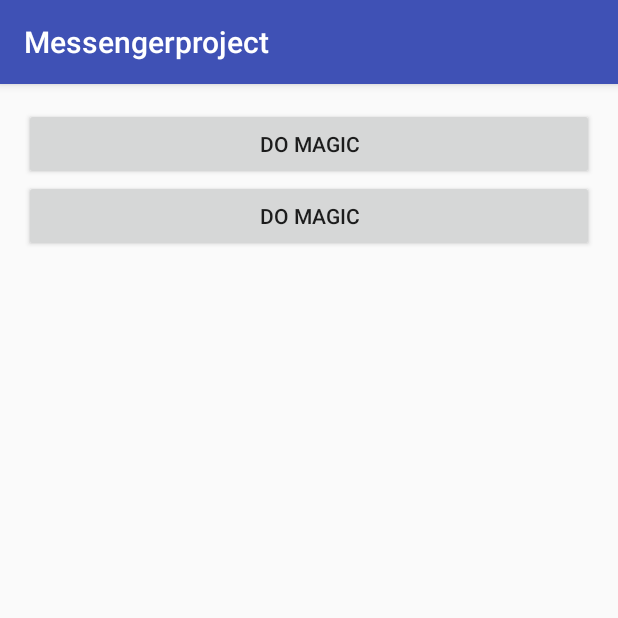
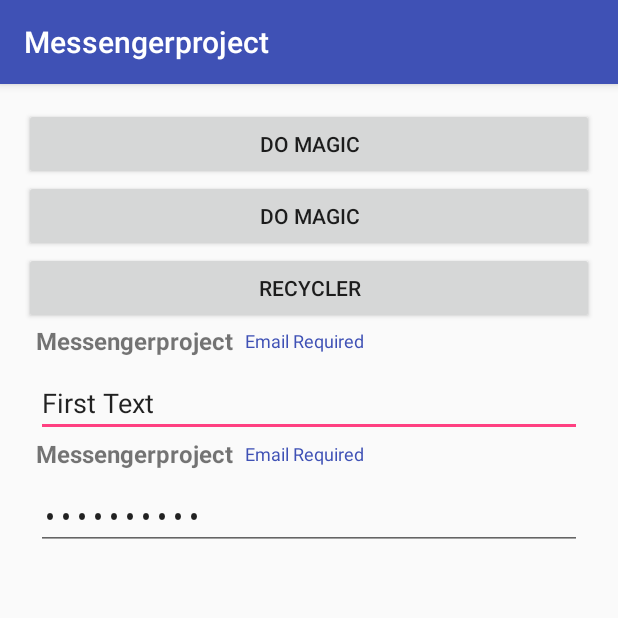
Before and after one commit to williamgdev/CustomViews, an Android app: the screen it shows after launch (MainActivity), on a phone screen of 412 x 824 dp, the top half of it. Run offline under Robolectric (Android 15) with nearby library versions, the phone set to English and light mode, and no system bars; our stand-ins replace data binding; 1 statement that could not run was skipped.

```diff
--- a/app/build.gradle
+++ b/app/build.gradle
@@ -34,16 +34,21 @@ android {
 
 dependencies {
     implementation 'androidx.legacy:legacy-support-v4:1.0.0'
+    kapt "androidx.databinding:databinding-compiler:3.2.1"
     implementation fileTree(dir: 'libs', include: ['*.jar'])
     implementation "org.jetbrains.kotlin:kotlin-stdlib:$kotlin_version"
     implementation 'androidx.constraintlayout:constraintlayout:2.0.0-alpha2'
     implementation 'com.google.android.material:material:1.1.0-alpha01'
     implementation 'androidx.appcompat:appcompat:1.0.2'
     implementation 'androidx.recyclerview:recyclerview:1.0.0'
+    implementation 'androidx.cardview:cardview:1.0.0'
 
     implementation 'androidx.lifecycle:lifecycle-extensions:2.0.0'
     androidTestImplementation('androidx.test.espresso:espresso-core:3.1.0', {
         exclude group: 'com.android.support', module: 'support-annotations'
     })
+    implementation("com.github.bumptech.glide:glide:4.7.1") {
+        exclude group: "com.android.support"
+    }
     testImplementation 'junit:junit:4.12'
 }
--- a/app/src/main/AndroidManifest.xml
+++ b/app/src/main/AndroidManifest.xml
@@ -1,6 +1,8 @@
 <?xml version="1.0" encoding="utf-8"?>
 <manifest xmlns:android="http://schemas.android.com/apk/res/android"
     package="com.adnroid.devcuba.messengerproject">
+
+    <uses-permission android:name="android.permission.INTERNET" />
 
     <application
         android:allowBackup="true"
@@ -16,7 +18,8 @@
             </intent-filter>
         </activity>
         <activity android:name=".SchoolActivity" />
-        <activity android:name=".swipetabs.SwipeTabsActivity"></activity>
+        <activity android:name=".swipetabs.SwipeTabsActivity"/>
+        <activity android:name=".RecyclerActivity"/>
     </application>
 
 </manifest>
--- a/app/src/main/java/com/adnroid/devcuba/messengerproject/MainActivity.kt
+++ b/app/src/main/java/com/adnroid/devcuba/messengerproject/MainActivity.kt
@@ -4,6 +4,7 @@ import android.content.Intent
 import androidx.databinding.DataBindingUtil
 import android.os.Bundle
 import androidx.appcompat.app.AppCompatActivity
+import androidx.lifecycle.ViewModelProviders
 import com.adnroid.devcuba.messengerproject.customview.CustomEditTextViewModel
 import com.adnroid.devcuba.messengerproject.databinding.ActivityMainBinding
 import com.adnroid.devcuba.messengerproject.swipetabs.SwipeTabsActivity
@@ -17,10 +18,14 @@ class MainActivity : AppCompatActivity() {
     override fun onCreate(savedInstanceState: Bundle?) {
         super.onCreate(savedInstanceState)
         binding = DataBindingUtil.setContentView(this, R.layout.activity_main)
-//        viewModel = ViewModelProviders.of(this).get(CustomEditTextViewModel::class.java)
-//        viewModel.inputText.value = "First Text"
-//        binding.viewModel = viewModel
-        binding.userInteraction = object: MainUserInteraction{
+        viewModel = ViewModelProviders.of(this).get(CustomEditTextViewModel::class.java)
+        viewModel.inputText.value = "First Text"
+        binding.viewModel = viewModel
+        binding.userInteraction = object : MainUserInteraction {
+            override fun gotoRecyclerExample() {
+                launchRecyclerFragment()
+            }
+
             override fun gotoSchoolExample() {
                 launchSchoolActivity()
             }
@@ -30,30 +35,9 @@ class MainActivity : AppCompatActivity() {
             }
 
         }
-
-//        binding.setLifecycleOwner(this)
+        binding.setLifecycleOwner(this)
 //        binding.button.setOnClickListener { viewModel.inputText.value = "Testing LiveData" }
-        /**
-         * The code bellow is replaced by the '=' in the xml layout
-         * Just write instead of
-         * @{viewModel.inputText} do
-         * @={viewModel.inputText}
-         */
-//        binding.editText.addTextChangedListener(object : TextWatcher {
-//            override fun afterTextChanged(s: Editable?) {
-////                TODO("not implemented") //To change body of created functions use File | Settings | File Templates.
-//            }
-//
-//            override fun beforeTextChanged(s: CharSequence?, start: Int, count: Int, after: Int) {
-////                TODO("not implemented") //To change body of created functions use File | Settings | File Templates.
-//            }
-//
-//            override fun onTextChanged(s: CharSequence?, start: Int, before: Int, count: Int) {
-//                viewModel.inputText.value = s.toString()
-//            }
-//        })
     }
-
     private fun launchSwipeActivity() {
         startActivity(Intent(this, SwipeTabsActivity::class.java))
     }
@@ -62,9 +46,14 @@ class MainActivity : AppCompatActivity() {
         startActivity(Intent(this, SchoolActivity::class.java))
     }
 
+    private fun launchRecyclerFragment() {
+        startActivity(Intent(this, RecyclerActivity::class.java))
+    }
+
     interface MainUserInteraction {
         fun gotoSchoolExample()
         fun gotoSwipeExample()
+        fun gotoRecyclerExample()
     }
 
 }
--- a/app/src/main/res/layout/activity_main.xml
+++ b/app/src/main/res/layout/activity_main.xml
@@ -1,63 +1,48 @@
 <?xml version="1.0" encoding="utf-8"?>
 <layout xmlns:app="http://schemas.android.com/apk/res-auto">
+
     <data>
+
         <variable
             name="viewModel"
-            type="com.adnroid.devcuba.messengerproject.customview.CustomEditTextViewModel"/>
+            type="com.adnroid.devcuba.messengerproject.customview.CustomEditTextViewModel" />
+
         <variable
             name="userInteraction"
-            type="com.adnroid.devcuba.messengerproject.MainActivity.MainUserInteraction"/>
+            type="com.adnroid.devcuba.messengerproject.MainActivity.MainUserInteraction" />
+
+        <variable
+            name="viewModelRecycler"
+            type="com.adnroid.devcuba.messengerproject.RecyclerViewModel" />
     </data>
+
     <LinearLayout xmlns:android="http://schemas.android.com/apk/res/android"
         xmlns:tools="http://schemas.android.com/tools"
         android:id="@+id/activity_main"
         android:layout_width="match_parent"
         android:layout_height="match_parent"
         android:orientation="vertical"
+        android:paddingLeft="@dimen/activity_horizontal_margin"
+        android:paddingTop="@dimen/activity_vertical_margin"
+        android:paddingRight="@dimen/activity_horizontal_margin"
         android:paddingBottom="@dimen/activity_vertical_margin"
-        android:paddingLeft="@dimen/activity_horizontal_margin"
-        android:paddingRight="@dimen/activity_horizontal_margin"
-        android:paddingTop="@dimen/activity_vertical_margin"
         tools:context="com.adnroid.devcuba.messengerproject.MainActivity">
 
-        <!--<com.adnroid.devcuba.messengerproject.customview.CustomEditText-->
-            <!--android:layout_width="match_parent"-->
-            <!--android:layout_height="wrap_content"-->
-            <!--android:id="@+id/editText"-->
-            <!--android:text="@={viewModel.inputText}"-->
-            <!--android:inputType="textEmailAddress"-->
-            <!--app:custom_title_field="@string/app_name"-->
-            <!--app:custom_error_field="@string/email_error"-->
-            <!--/>-->
-
-        <!--<com.adnroid.devcuba.messengerproject.customview.CustomEditText-->
-            <!--android:layout_width="match_parent"-->
-            <!--android:layout_height="wrap_content"-->
-            <!--android:id="@+id/editTextPassword"-->
-            <!--android:text="@={viewModel.inputText}"-->
-            <!--android:inputType="textPassword"-->
-            <!--android:hint="@string/password"-->
-            <!--app:custom_title_field="@string/app_name"-->
-            <!--app:custom_error_field="@string/email_error"-->
-            <!--/>-->
+        <Button
+            android:id="@+id/gotoSchool"
+            android:layout_width="match_parent"
+            android:layout_height="wrap_content"
+            android:onClick="@{() -> userInteraction.gotoSchoolExample()}"
+            android:text="@string/domagic" />
 
         <Button
+            android:id="@+id/gotoSwipeTabs"
             android:layout_width="match_parent"
             android:layout_height="wrap_content"
-            android:text="@string/domagic"
-            android:id="@+id/gotoSchool"
-            android:onClick="@{() -> userInteraction.gotoSchoolExample()}"/>
-        <Button
-            android:layout_width="match_parent"
-            android:layout_height="wrap_content"
-            android:text="@string/domagic"
-            android:id="@+id/gotoSwipeTabs"
-            android:onClick="@{() -> userInteraction.gotoSwipeExample()}"/>
+            android:onClick="@{() -> userInteraction.gotoSwipeExample()}"
+            android:text="@string/domagic" />
 
-        <!--<TextView-->
-            <!--android:layout_width="match_parent"-->
-            <!--android:layout_height="wrap_content"-->
-            <!--android:text="@{viewModel.inputText}"/>-->
+
         <!--<LinearLayout-->
         <!--android:layout_width="match_parent"-->
         <!--android:layout_height="match_parent"-->
@@ -65,5 +50,36 @@
         <!--android:orientation="vertical">-->
         <!--<include layout="@layout/messages_fragment"/>-->
         <!--</LinearLayout>-->
+
+        <Button
+            android:id="@+id/buttonRecycler"
+            android:layout_width="match_parent"
+            android:layout_height="wrap_content"
+            android:onClick="@{() -> userInteraction.gotoRecyclerExample()}"
+            android:text="@string/recycler" />
+
+        <com.adnroid.devcuba.messengerproject.customview.CustomEditText
+            android:id="@+id/editText"
+            android:layout_width="match_parent"
+            android:layout_height="wrap_content"
+            android:inputType="textEmailAddress"
+            android:text="@={viewModel.inputText}"
+            app:custom_error_field="@string/email_error"
+            app:custom_title_field="@string/app_name" />
+
+        <com.adnroid.devcuba.messengerproject.customview.CustomEditText
+            android:id="@+id/editTextPassword"
+            android:layout_width="match_parent"
+            android:layout_height="wrap_content"
+            android:hint="@string/password"
+            android:inputType="textPassword"
+            android:text="@={viewModel.inputText}"
+            app:custom_error_field="@string/email_error"
+            app:custom_title_field="@string/app_name" />
+
+        <TextView
+            android:layout_width="match_parent"
+            android:layout_height="wrap_content"
+            android:text="@{viewModel.inputText}" />
     </LinearLayout>
 </layout>
--- a/app/src/main/res/values/strings.xml
+++ b/app/src/main/res/values/strings.xml
@@ -7,7 +7,5 @@
     <string name="input_field_string">%s</string>
     <string name="domagic">Do Magic</string>
     <string name="password">Password</string>
-
-    <!-- TODO: Remove or change this placeholder text -->
-    <string name="hello_blank_fragment">Hello blank fragment</string>
+    <string name="recycler">Recycler</string>
 </resources>
```
Also changed, not shown: app/src/main/java/com/adnroid/devcuba/messengerproject/ImagesAdapter.kt (added, +44 -0 lines), app/src/main/java/com/adnroid/devcuba/messengerproject/RecyclerActivity.kt (added, +20 -0 lines), app/src/main/java/com/adnroid/devcuba/messengerproject/RecyclerFragment.kt (added, +77 -0 lines), app/src/main/java/com/adnroid/devcuba/messengerproject/RecyclerViewModel.kt (added, +16 -0 lines), app/src/main/res/layout/activity_recycler.xml (added, +21 -0 lines), app/src/main/res/layout/fragment_recycler.xml (added, +27 -0 lines), app/src/main/res/layout/list_recycler_image.xml (added, +24 -0 lines).
